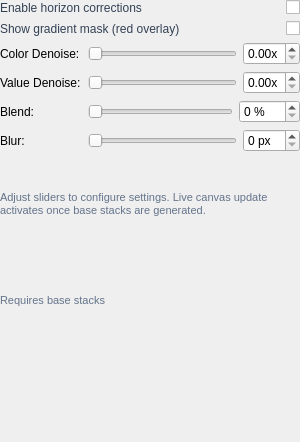
First picture: the form in src/startrails/ui/step_denoise_tune.ui, repository gkyle/startrails, before the edit.
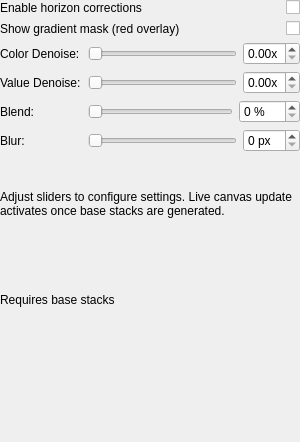
Second picture: the form after the edit. Custom widgets are drawn as their Qt base class.

Patch:
```diff
--- a/src/startrails/ui/step_denoise_tune.ui
+++ b/src/startrails/ui/step_denoise_tune.ui
@@ -34,9 +34,6 @@
        <property name="cursor">
         <cursorShape>PointingHandCursor</cursorShape>
        </property>
-       <property name="styleSheet">
-        <string notr="true">color: #334155; font-size: 12px;</string>
-       </property>
        <property name="toolTip">
         <string>Toggle all horizon gradient corrections (blend, denoise, blur) on or off</string>
        </property>
@@ -77,9 +74,6 @@
        <property name="cursor">
         <cursorShape>PointingHandCursor</cursorShape>
        </property>
-       <property name="styleSheet">
-        <string notr="true">color: #334155; font-size: 12px;</string>
-       </property>
        <property name="toolTip">
         <string>Render the sky coverage gradient mask as a translucent red overlay on the canvas</string>
        </property>
@@ -403,9 +397,6 @@
    </item>
    <item>
     <widget class="QLabel" name="tuneHint">
-     <property name="styleSheet">
-      <string notr="true">color: #64748b; font-size: 11px;</string>
-     </property>
      <property name="text">
       <string>Adjust sliders to configure settings. Live canvas update activates once base stacks are generated.</string>
      </property>
@@ -416,9 +407,6 @@
    </item>
    <item>
     <widget class="QLabel" name="tuneStatus">
-     <property name="styleSheet">
-      <string notr="true">color: #64748b; font-size: 11px;</string>
-     </property>
      <property name="text">
       <string>Requires base stacks</string>
      </property>
```
